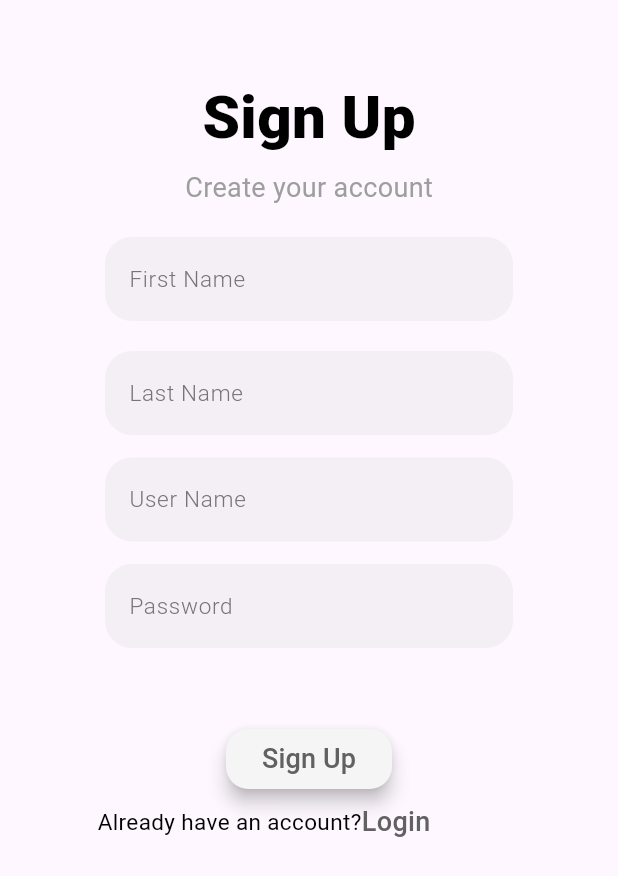
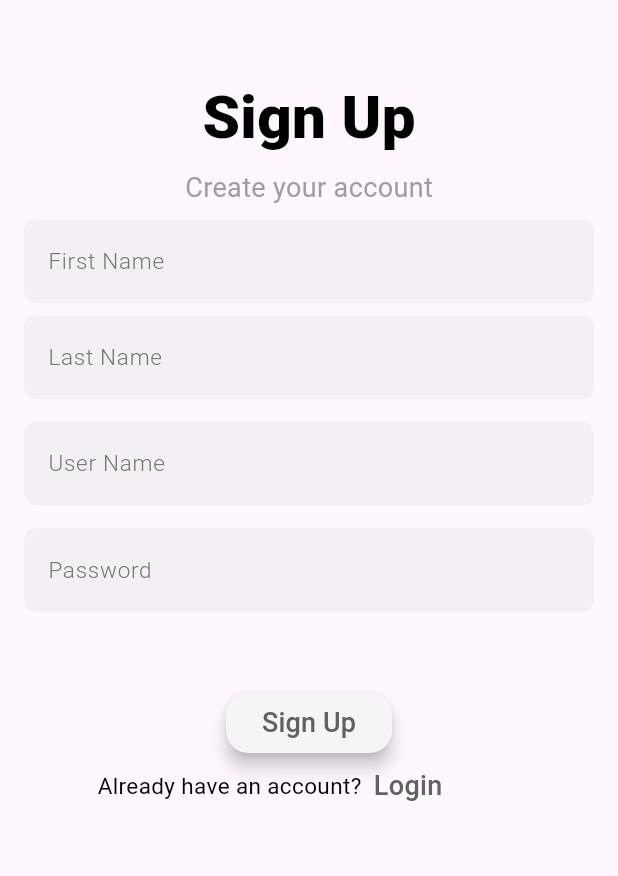
Before and after one commit to Aairayounus/1st_app, a Flutter app: the screen it shows after launch, on a phone screen of 412 x 824 dp. Shown: the top 876 px of the screen. Run offline on Flutter 3.47's test engine with Material 3 defaults, Android fonts, the phone set to English and light mode, and no system bars; our stand-ins replace google_fonts, shared_preferences.

Commit message:
updated signup screen

```diff
--- a/lib/sign_up.dart
+++ b/lib/sign_up.dart
@@ -40,7 +40,7 @@ class _Sign_upState extends State<Sign_up> {
           child: Column(
             children: [
               Padding(
-                padding: EdgeInsets.fromLTRB(0, 50, 0, 0),
+                padding: const EdgeInsets.fromLTRB(0, 50, 0, 0),
                 child: Center(
                   child: Row(
                     mainAxisAlignment: MainAxisAlignment.center,
@@ -63,7 +63,7 @@ class _Sign_upState extends State<Sign_up> {
               ),
               Padding(
                 padding:
-                    const EdgeInsets.symmetric(horizontal: 70, vertical: 20),
+                    const EdgeInsets.symmetric(horizontal: 16, vertical: 8),
                 child: TextFormField(
                   controller: firstnamecontroller,
                   decoration: InputDecoration(
@@ -73,18 +73,18 @@ class _Sign_upState extends State<Sign_up> {
                     filled: true,
                     focusedBorder: OutlineInputBorder(
                       borderSide: const BorderSide(color: Color(0xffe4e7eb)),
-                      borderRadius: BorderRadius.circular(18),
+                      borderRadius: BorderRadius.circular(8),
                     ),
                     enabledBorder: OutlineInputBorder(
                       borderSide: BorderSide.none,
-                      borderRadius: BorderRadius.circular(18),
+                      borderRadius: BorderRadius.circular(8),
                     ),
                   ),
                 ),
               ),
               Padding(
                 padding: const EdgeInsets.symmetric(
-                  horizontal: 70,
+                  horizontal: 16,
                 ),
                 child: TextFormField(
                   controller: lastnamecontroller,
@@ -95,11 +95,11 @@ class _Sign_upState extends State<Sign_up> {
                     filled: true,
                     focusedBorder: OutlineInputBorder(
                       borderSide: BorderSide.none,
-                      borderRadius: BorderRadius.circular(18),
+                      borderRadius: BorderRadius.circular(8),
                     ),
                     enabledBorder: OutlineInputBorder(
                       borderSide: BorderSide.none,
-                      borderRadius: BorderRadius.circular(18),
+                      borderRadius: BorderRadius.circular(8),
                     ),
                   ),
                 ),
@@ -109,7 +109,7 @@ class _Sign_upState extends State<Sign_up> {
               ),
               Padding(
                 padding: const EdgeInsets.symmetric(
-                  horizontal: 70,
+                  horizontal: 16,
                 ),
                 child: TextFormField(
                   controller: usernamecontroller,
@@ -120,11 +120,11 @@ class _Sign_upState extends State<Sign_up> {
                     filled: true,
                     focusedBorder: OutlineInputBorder(
                       borderSide: const BorderSide(color: Color(0xffe4e7eb)),
-                      borderRadius: BorderRadius.circular(18),
+                      borderRadius: BorderRadius.circular(8),
                     ),
                     enabledBorder: OutlineInputBorder(
                       borderSide: BorderSide.none,
-                      borderRadius: BorderRadius.circular(18),
+                      borderRadius: BorderRadius.circular(8),
                     ),
                   ),
                 ),
@@ -134,7 +134,7 @@ class _Sign_upState extends State<Sign_up> {
               ),
               Padding(
                 padding: const EdgeInsets.symmetric(
-                  horizontal: 70,
+                  horizontal: 16,
                 ),
                 child: TextFormField(
                   controller: passwordnamecontroller,
@@ -145,11 +145,11 @@ class _Sign_upState extends State<Sign_up> {
                     filled: true,
                     focusedBorder: OutlineInputBorder(
                       borderSide: const BorderSide(color: Color(0xffe4e7eb)),
-                      borderRadius: BorderRadius.circular(18),
+                      borderRadius: BorderRadius.circular(8),
                     ),
                     enabledBorder: OutlineInputBorder(
                       borderSide: BorderSide.none,
-                      borderRadius: BorderRadius.circular(18),
+                      borderRadius: BorderRadius.circular(8),
                     ),
                   ),
                   obscureText: false,
@@ -195,16 +195,19 @@ class _Sign_upState extends State<Sign_up> {
                 child: Row(
                   children: [
                     Padding(
-                      padding: EdgeInsets.fromLTRB(65, 0, 0, 0),
+                      padding: const EdgeInsets.fromLTRB(65, 0, 0, 0),
                       child: Text(
                         'Already have an account?',
                         style: CustomTextStyle.textStyle(),
                       ),
                     ),
+                    const SizedBox(width: 8),
                     InkWell(
                       onTap: () {
-                        Navigator.push(context,
-                            MaterialPageRoute(builder: (context) => Login()));
+                        Navigator.push(
+                            context,
+                            MaterialPageRoute(
+                                builder: (context) => const Login()));
                       },
                       child: Text(
                         'Login',
```
